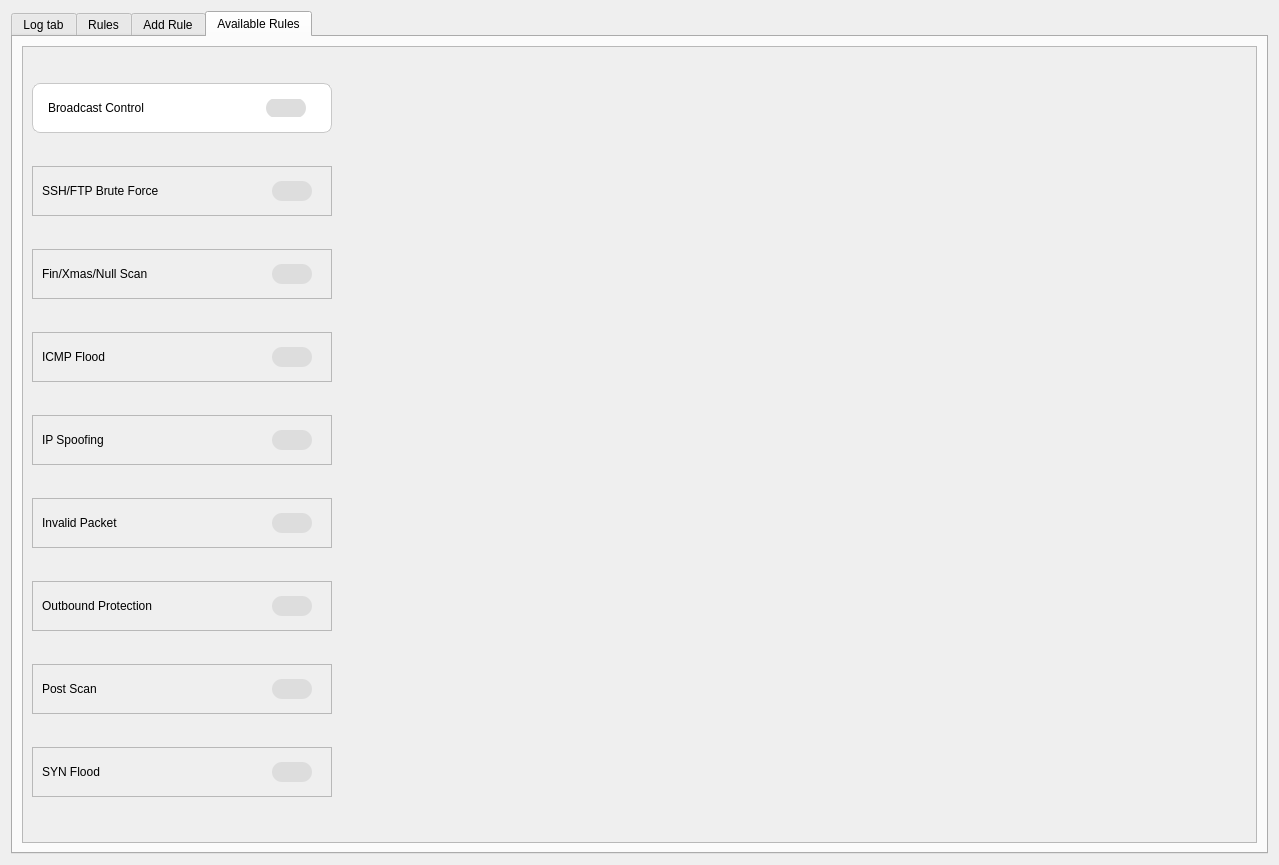
This is frontend/main.ui in HoangGiap1804/Firewall-Application as Qt 5 draws it before an edit. The edited form follows.
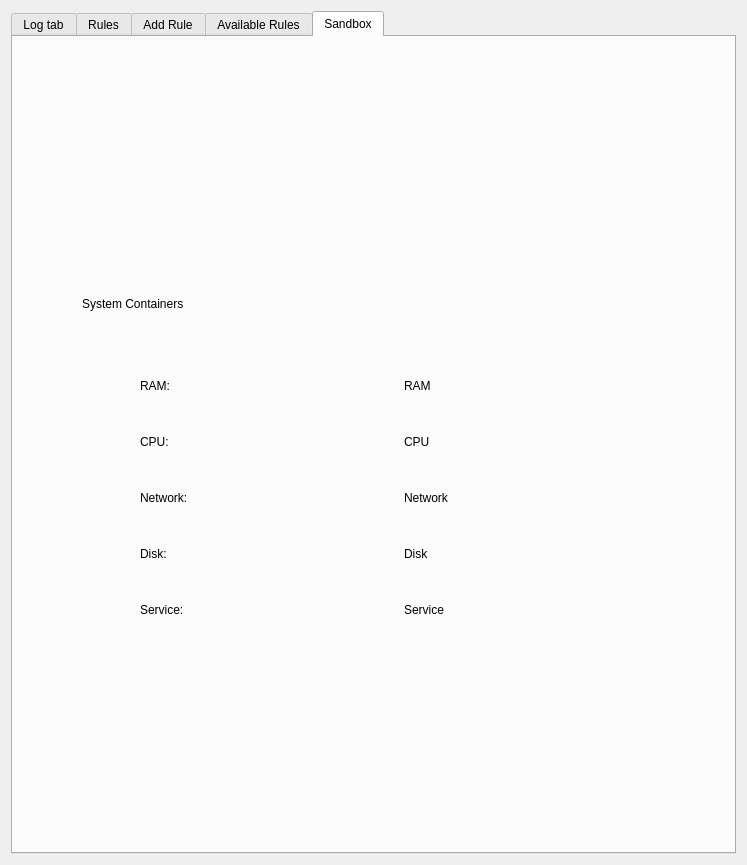
This is the edited form.

Commit message: feat: add system monitor sandbox

The edit to the form file:
```diff
--- a/frontend/main.ui
+++ b/frontend/main.ui
@@ -6,7 +6,7 @@
    <rect>
     <x>0</x>
     <y>0</y>
-    <width>1279</width>
+    <width>747</width>
     <height>865</height>
    </rect>
   </property>
@@ -17,7 +17,7 @@
    <item row="0" column="0">
     <widget class="QTabWidget" name="tabWidget">
      <property name="currentIndex">
-      <number>3</number>
+      <number>4</number>
      </property>
      <widget class="QWidget" name="tabLog">
       <attribute name="title">
@@ -521,7 +521,7 @@
            <rect>
             <x>0</x>
             <y>0</y>
-            <width>1237</width>
+            <width>705</width>
             <height>794</height>
            </rect>
           </property>
@@ -1054,6 +1054,246 @@
        </item>
       </layout>
      </widget>
+     <widget class="QWidget" name="tab">
+      <attribute name="title">
+       <string>Sandbox</string>
+      </attribute>
+      <layout class="QHBoxLayout" name="horizontalLayout_25">
+       <item>
+        <widget class="QWidget" name="widget" native="true">
+         <property name="maximumSize">
+          <size>
+           <width>600</width>
+           <height>400</height>
+          </size>
+         </property>
+         <layout class="QVBoxLayout" name="verticalLayout_6">
+          <item>
+           <layout class="QVBoxLayout" name="verticalLayout_5">
+            <item>
+             <widget class="QLabel" name="label_3">
+              <property name="text">
+               <string>System Containers</string>
+              </property>
+             </widget>
+            </item>
+            <item>
+             <layout class="QHBoxLayout" name="horizontalLayout_15">
+              <item>
+               <widget class="QLabel" name="label">
+                <property name="minimumSize">
+                 <size>
+                  <width>100</width>
+                  <height>0</height>
+                 </size>
+                </property>
+                <property name="maximumSize">
+                 <size>
+                  <width>200</width>
+                  <height>50</height>
+                 </size>
+                </property>
+                <property name="text">
+                 <string>RAM:</string>
+                </property>
+               </widget>
+              </item>
+              <item>
+               <widget class="QLabel" name="label_ram">
+                <property name="minimumSize">
+                 <size>
+                  <width>100</width>
+                  <height>0</height>
+                 </size>
+                </property>
+                <property name="maximumSize">
+                 <size>
+                  <width>200</width>
+                  <height>50</height>
+                 </size>
+                </property>
+                <property name="text">
+                 <string>RAM</string>
+                </property>
+               </widget>
+              </item>
+             </layout>
+            </item>
+            <item>
+             <layout class="QHBoxLayout" name="horizontalLayout_21">
+              <item>
+               <widget class="QLabel" name="label_2">
+                <property name="minimumSize">
+                 <size>
+                  <width>100</width>
+                  <height>0</height>
+                 </size>
+                </property>
+                <property name="maximumSize">
+                 <size>
+                  <width>200</width>
+                  <height>50</height>
+                 </size>
+                </property>
+                <property name="text">
+                 <string>CPU:</string>
+                </property>
+               </widget>
+              </item>
+              <item>
+               <widget class="QLabel" name="label_cpu">
+                <property name="minimumSize">
+                 <size>
+                  <width>100</width>
+                  <height>0</height>
+                 </size>
+                </property>
+                <property name="maximumSize">
+                 <size>
+                  <width>200</width>
+                  <height>50</height>
+                 </size>
+                </property>
+                <property name="text">
+                 <string>CPU</string>
+                </property>
+               </widget>
+              </item>
+             </layout>
+            </item>
+            <item>
+             <layout class="QHBoxLayout" name="horizontalLayout_22">
+              <item>
+               <widget class="QLabel" name="label_5">
+                <property name="minimumSize">
+                 <size>
+                  <width>100</width>
+                  <height>0</height>
+                 </size>
+                </property>
+                <property name="maximumSize">
+                 <size>
+                  <width>200</width>
+                  <height>50</height>
+                 </size>
+                </property>
+                <property name="text">
+                 <string>Network:</string>
+                </property>
+               </widget>
+              </item>
+              <item>
+               <widget class="QLabel" name="label_network">
+                <property name="minimumSize">
+                 <size>
+                  <width>100</width>
+                  <height>0</height>
+                 </size>
+                </property>
+                <property name="maximumSize">
+                 <size>
+                  <width>200</width>
+                  <height>50</height>
+                 </size>
+                </property>
+                <property name="text">
+                 <string>Network</string>
+                </property>
+               </widget>
+              </item>
+             </layout>
+            </item>
+            <item>
+             <layout class="QHBoxLayout" name="horizontalLayout_23">
+              <item>
+               <widget class="QLabel" name="label_7">
+                <property name="minimumSize">
+                 <size>
+                  <width>100</width>
+                  <height>0</height>
+                 </size>
+                </property>
+                <property name="maximumSize">
+                 <size>
+                  <width>200</width>
+                  <height>50</height>
+                 </size>
+                </property>
+                <property name="text">
+                 <string>Disk:</string>
+                </property>
+               </widget>
+              </item>
+              <item>
+               <widget class="QLabel" name="label_disk">
+                <property name="minimumSize">
+                 <size>
+                  <width>100</width>
+                  <height>0</height>
+                 </size>
+                </property>
+                <property name="maximumSize">
+                 <size>
+                  <width>200</width>
+                  <height>50</height>
+                 </size>
+                </property>
+                <property name="text">
+                 <string>Disk</string>
+                </property>
+               </widget>
+              </item>
+             </layout>
+            </item>
+            <item>
+             <layout class="QHBoxLayout" name="horizontalLayout_24">
+              <item>
+               <widget class="QLabel" name="label_9">
+                <property name="minimumSize">
+                 <size>
+                  <width>100</width>
+                  <height>0</height>
+                 </size>
+                </property>
+                <property name="maximumSize">
+                 <size>
+                  <width>200</width>
+                  <height>50</height>
+                 </size>
+                </property>
+                <property name="text">
+                 <string>Service:</string>
+                </property>
+               </widget>
+              </item>
+              <item>
+               <widget class="QLabel" name="label_service">
+                <property name="minimumSize">
+                 <size>
+                  <width>100</width>
+                  <height>0</height>
+                 </size>
+                </property>
+                <property name="maximumSize">
+                 <size>
+                  <width>200</width>
+                  <height>50</height>
+                 </size>
+                </property>
+                <property name="text">
+                 <string>Service</string>
+                </property>
+               </widget>
+              </item>
+             </layout>
+            </item>
+           </layout>
+          </item>
+         </layout>
+        </widget>
+       </item>
+      </layout>
+     </widget>
     </widget>
    </item>
   </layout>
```
The commit also changes 3 other files.
